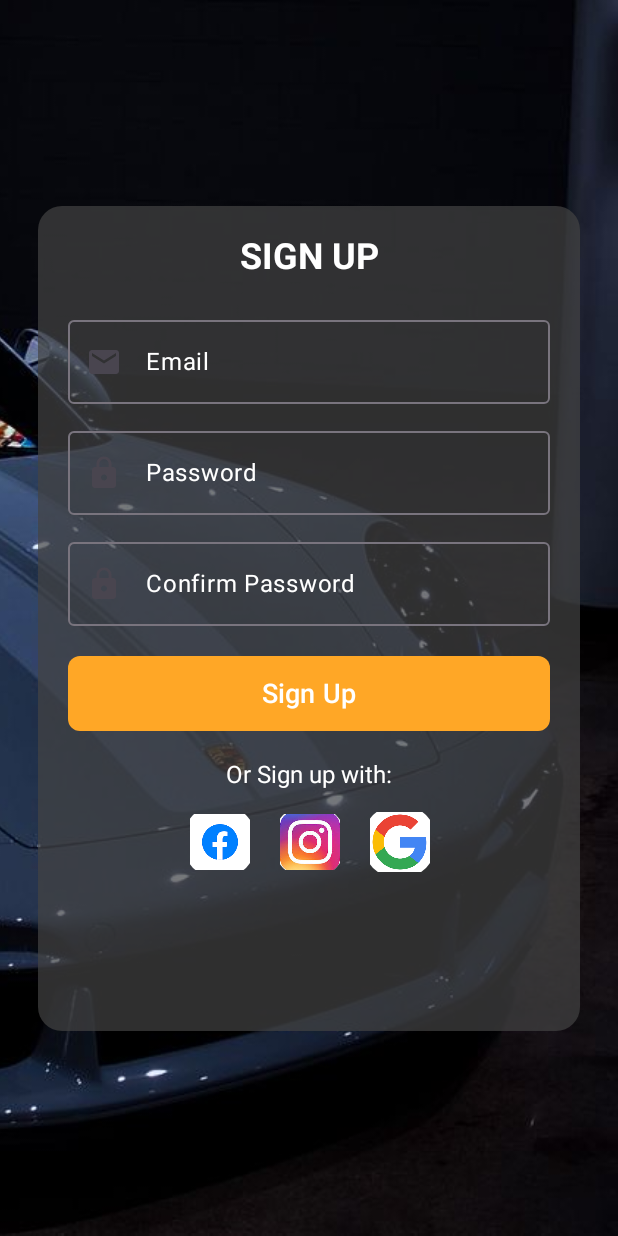
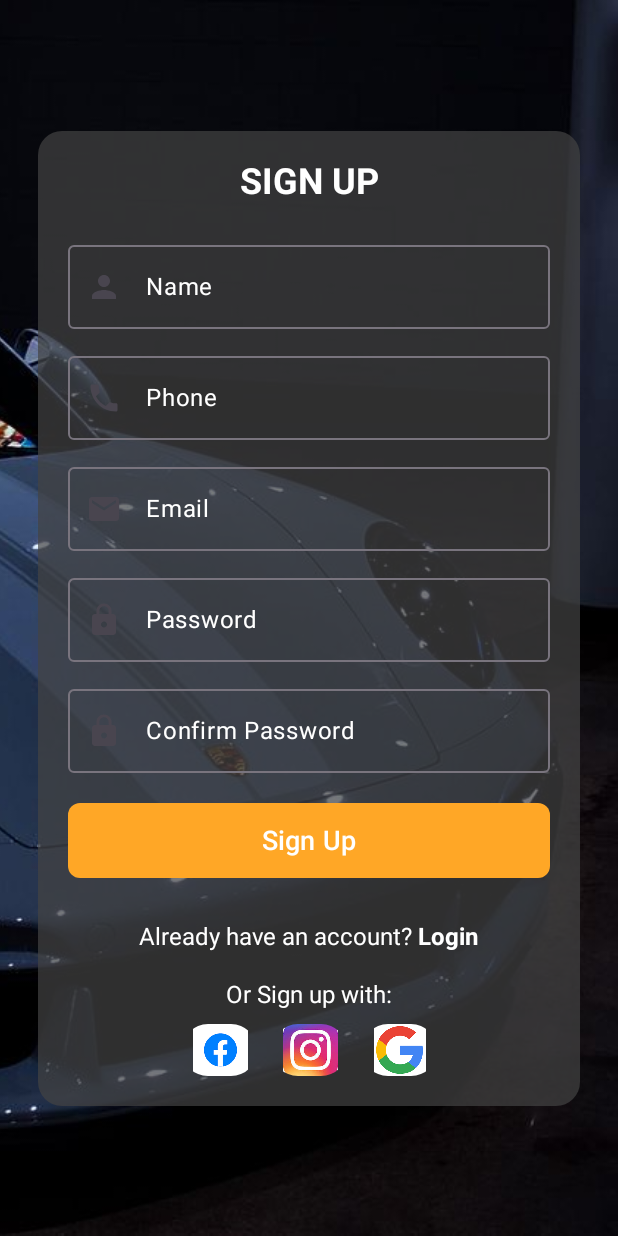
Before and after one commit to chegeMP/Imports_by_Wam, an Android app built with Jetpack Compose: the @Preview function SignUpImagePreview, on a phone screen of 412 x 824 dp. Run offline under Robolectric (Android 15) with nearby library versions, the phone set to English and light mode, and no system bars; pictures from the network do not load.

Commit message:
Sign up and login functionality using the db

```diff
--- a/app/build.gradle.kts
+++ b/app/build.gradle.kts
@@ -69,8 +69,6 @@ dependencies {
 
 
 
-
-
     implementation ("androidx.room:room-runtime:2.6.1")
     implementation(libs.androidx.appcompat)
    // implementation(project(":app"))
--- a/app/src/main/java/com/example/happybirthday/MainActivity.kt
+++ b/app/src/main/java/com/example/happybirthday/MainActivity.kt
@@ -107,15 +107,29 @@ import coil.compose.AsyncImage
 
 
 import android.util.Log
+import android.widget.Toast
 import androidx.appcompat.app.AppCompatActivity
+import androidx.compose.foundation.text.ClickableText
+import androidx.compose.material.icons.filled.Person
+import androidx.compose.material.icons.filled.Phone
+import androidx.compose.material3.CircularProgressIndicator
 import androidx.compose.material3.Scaffold
 import androidx.compose.material3.TopAppBar
 import androidx.compose.runtime.collectAsState
+import androidx.compose.ui.platform.LocalContext
+import androidx.compose.ui.text.SpanStyle
+import androidx.compose.ui.text.buildAnnotatedString
+import androidx.compose.ui.text.withStyle
 import androidx.lifecycle.viewmodel.compose.viewModel
 import androidx.navigation.NavHostController
+import com.example.importsbywam.model.RegisterRequest
 import com.example.importsbywam.model.User
 import com.example.importsbywam.network.RetrofitClient
 import com.example.importsbywam.viewmodel.UserViewModel
+import kotlinx.coroutines.CoroutineScope
+import kotlinx.coroutines.Dispatchers
+import kotlinx.coroutines.launch
+import kotlinx.coroutines.withContext
 import retrofit2.Call
 import retrofit2.Callback
 import retrofit2.Response
@@ -137,7 +151,7 @@ fun MyAppNavigation() {
 
     NavHost(navController = navController, startDestination = "teaser") {
         composable("teaser") { TeazerPage(navController) }
-        composable("signup") { SignUpImage(navController) }
+        composable("signup") { SignUpImage(navController, UserViewModel()) }
         composable("login") { LogInImage(navController) }
         composable("carlistingscreen") { CarListingScreen(navController) }
         composable("menuscreen") { MenuScreen(navController) }
@@ -264,7 +278,7 @@ val navController = rememberNavController()
 @Composable
 fun SignUpImagePreview() {
 val navController = rememberNavController()
-    SignUpImage( modifier = Modifier, navController = navController)
+    SignUpImage( modifier = Modifier,navController = navController, userViewModel = UserViewModel())
 }
 
 
@@ -381,8 +395,23 @@ fun PageImagePreview() {
 }
 
 @Composable
-fun SignUpImage(navController: NavController, modifier: Modifier = Modifier) {
+fun SignUpImage(navController: NavController, userViewModel: UserViewModel, modifier: Modifier = Modifier) {
     val image = painterResource(id = R.drawable.signup)
+    val context = LocalContext.current
+
+    // State for inputs
+    var name by remember { mutableStateOf("") }
+    var phone by remember { mutableStateOf("") }
+    var email by remember { mutableStateOf("") }
+    var password by remember { mutableStateOf("") }
+    var confirmPassword by remember { mutableStateOf("") }
+
+    // Observing loading, error, and success states from ViewModel
+    val isLoading by userViewModel.isLoading.collectAsState()
+    val error by userViewModel.error.collectAsState()
+    val success by userViewModel.registerSuccess.collectAsState()
+
+
 
     Box(modifier = Modifier.fillMaxSize()) {
         Image(
@@ -395,7 +424,7 @@ fun SignUpImage(navController: NavController, modifier: Modifier = Modifier) {
         Card(
             modifier = Modifier
                 .width(361.dp)
-                .height(550.dp) // Increased height to accommodate social buttons
+                .height(650.dp)
                 .align(Alignment.Center),
             shape = RoundedCornerShape(16.dp),
             colors = CardDefaults.cardColors(containerColor = Color.DarkGray.copy(alpha = 0.7f))
@@ -416,9 +445,25 @@ fun SignUpImage(navController: NavController, modifier: Modifier = Modifier) {
 
                 Spacer(modifier = Modifier.height(20.dp))
 
-                var email by remember { mutableStateOf("") }
-                var password by remember { mutableStateOf("") }
-                var confirmPassword by remember { mutableStateOf("") }
+                OutlinedTextField(
+                    value = name,
+                    onValueChange = { name = it },
+                    label = { Text("Name", color = Color.White) },
+                    leadingIcon = { Icon(Icons.Filled.Person, contentDescription = "Name") },
+                    modifier = Modifier.fillMaxWidth()
+                )
+
+                Spacer(modifier = Modifier.height(10.dp))
+
+                OutlinedTextField(
+                    value = phone,
+                    onValueChange = { phone = it },
+                    label = { Text("Phone", color = Color.White) },
+                    leadingIcon = { Icon(Icons.Filled.Phone, contentDescription = "Phone") },
+                    modifier = Modifier.fillMaxWidth()
+                )
+
+                Spacer(modifier = Modifier.height(10.dp))
 
                 OutlinedTextField(
                     value = email,
@@ -452,9 +497,23 @@ fun SignUpImage(navController: NavController, modifier: Modifier = Modifier) {
 
                 Spacer(modifier = Modifier.height(20.dp))
 
+                if (isLoading) {
+                    CircularProgressIndicator(color = Color.Yellow)
+                }
+
                 Button(
                     onClick = {
-                        navController.navigate("login")
+                        if (password == confirmPassword) {
+                            val registerRequest = RegisterRequest(
+                                name.trim(),
+                                phone.trim(),
+                                email.trim(),
+                                password.trim()
+                            )
+                            userViewModel.registerUser(registerRequest)
+                        } else {
+                            Toast.makeText(context, "Passwords do not match", Toast.LENGTH_SHORT).show()
+                        }
                     },
                     modifier = Modifier
                         .fillMaxWidth()
@@ -467,6 +526,25 @@ fun SignUpImage(navController: NavController, modifier: Modifier = Modifier) {
 
                 Spacer(modifier = Modifier.height(20.dp))
 
+                Spacer(modifier = Modifier.height(10.dp))
+
+                ClickableText(
+                    text = buildAnnotatedString {
+                        append("Already have an account? ")
+                        withStyle(style = SpanStyle(color = Color.White, fontWeight = FontWeight.Bold)) {
+                            append("Login")
+                        }
+                    },
+                    onClick = {
+                        navController.navigate("login")
+                    },
+                    style = TextStyle(fontSize = 16.sp, color = Color.White)
+                )
+
+
+                Spacer(modifier = Modifier.height(20.dp))
+
+
                 Text(text = "Or Sign up with:", color = Color.White, fontSize = 16.sp)
                 Spacer(modifier = Modifier.height(10.dp))
 
@@ -474,7 +552,23 @@ fun SignUpImage(navController: NavController, modifier: Modifier = Modifier) {
                     SocialLoginButton(R.drawable.facebook)
                     SocialLoginButton(R.drawable.instagram)
                     SocialLoginButton(R.drawable.google)
-
+                }
+            }
+        }
+
+        // Show error if any
+        LaunchedEffect(error) {
+            error?.let {
+                Toast.makeText(context, it, Toast.LENGTH_LONG).show()
+            }
+        }
+
+        //Navigate to login screen after successful signup
+        LaunchedEffect(success) {
+            if (success) {
+                Toast.makeText(context, "Sign up successful!", Toast.LENGTH_SHORT).show()
+                navController.navigate("login") {
+                    popUpTo("signup") { inclusive = true } // Optional: removes signup from back stack
                 }
             }
         }
@@ -490,12 +584,11 @@ fun SocialLoginButton(iconRes: Int) {
         Icon(
             painter = painterResource(id = iconRes),
             contentDescription = "Social Login",
-            tint = Color.Unspecified,  // Fixes invisible icons
+            tint = Color.Unspecified,
             modifier = Modifier.size(40.dp)
         )
     }
 }
-
 
 
 
@@ -3668,7 +3761,7 @@ fun UserItem(user: User) {
         }
     }
 }
-@Preview(showBackground = true)
+//@Preview(showBackground = true)
 @Composable
 fun UserListScreenPreview() {
     val navController = rememberNavController()
--- a/app/src/main/java/com/example/happybirthday/model/User.kt
+++ b/app/src/main/java/com/example/happybirthday/model/User.kt
@@ -1,7 +1,7 @@
 package com.example.importsbywam.model
 
 data class User(
-    val user_id: Int,
+    val user_id: Int? = null,
     val name: String,
     val email: String,
     val phone: String,
```
Also changed, not shown: app/src/main/java/com/example/happybirthday/model/RegisterRequest.kt (added, +9 -0 lines), app/src/main/java/com/example/happybirthday/network/ApiService.kt (+8 -1 lines), app/src/main/java/com/example/happybirthday/network/RetrofitClient.kt (+3 -7 lines), app/src/main/java/com/example/happybirthday/viewmodel/UserViewModel.kt (+45 -2 lines).
